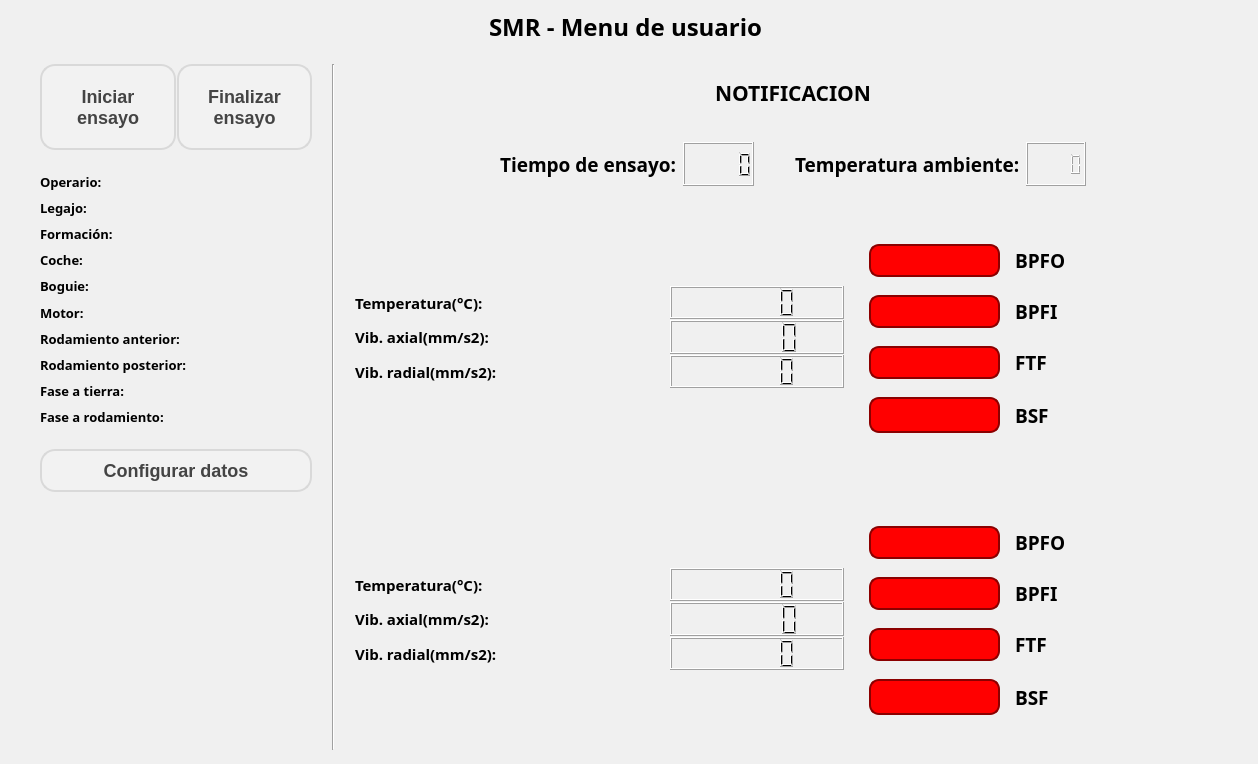
Before: the Qt Designer form app_smr/Qt/win_user.ui in nvargas24/Sistema_medicion_de_rodamientos-SMR, drawn with Qt 5.
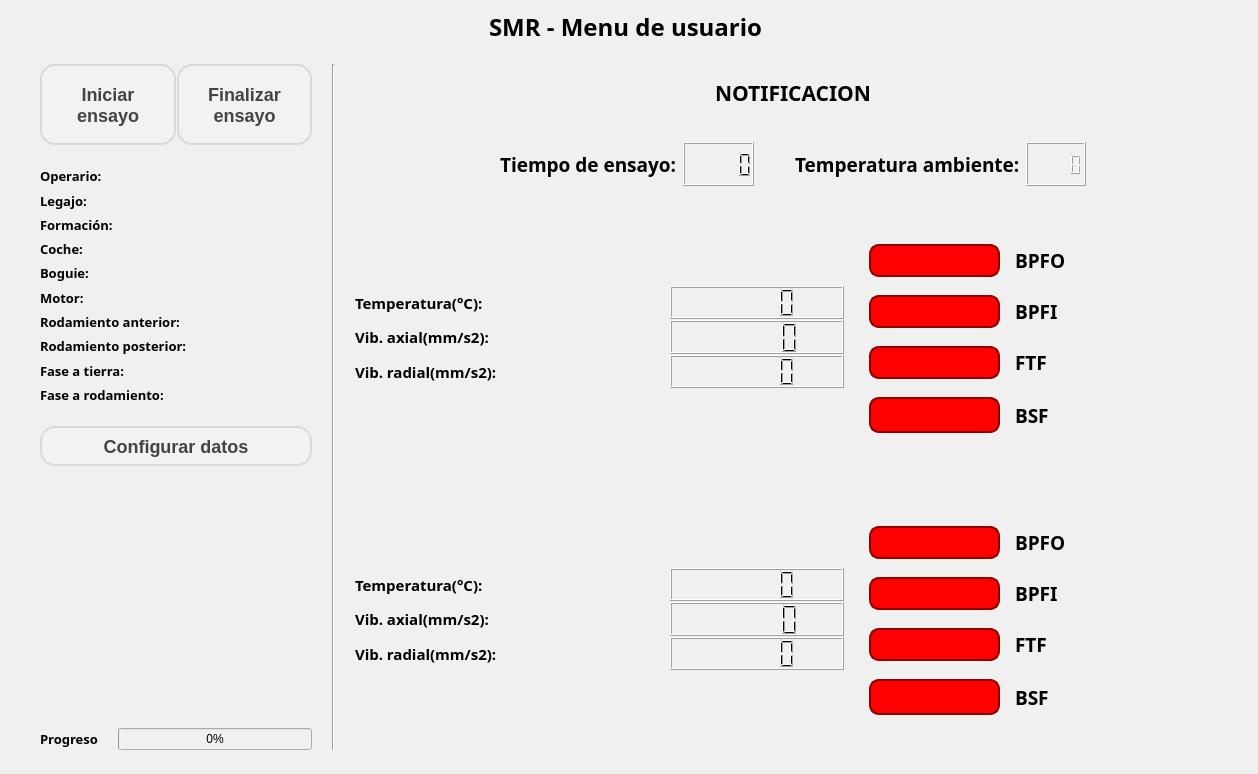
After: the same form once the commit is applied.

Diff of the .ui file:
```diff
--- a/app_smr/Qt/win_user.ui
+++ b/app_smr/Qt/win_user.ui
@@ -7,7 +7,7 @@
     <x>0</x>
     <y>0</y>
     <width>1258</width>
-    <height>764</height>
+    <height>774</height>
    </rect>
   </property>
   <property name="sizePolicy">
@@ -62,7 +62,7 @@
      <item>
       <layout class="QHBoxLayout" name="horizontalLayout_11" stretch="1,0,3">
        <item>
-        <layout class="QVBoxLayout" name="verticalLayout_7" stretch="2,6,1,6">
+        <layout class="QVBoxLayout" name="verticalLayout_7" stretch="2,6,1,6,0">
          <property name="leftMargin">
           <number>20</number>
          </property>
@@ -565,6 +565,38 @@
            </property>
           </spacer>
          </item>
+         <item>
+          <layout class="QHBoxLayout" name="horizontalLayout_12">
+           <item>
+            <widget class="QLabel" name="label_2">
+             <property name="font">
+              <font>
+               <family>Segoe UI Semibold</family>
+               <pointsize>10</pointsize>
+               <weight>75</weight>
+               <bold>true</bold>
+              </font>
+             </property>
+             <property name="text">
+              <string>Progreso</string>
+             </property>
+            </widget>
+           </item>
+           <item>
+            <widget class="QProgressBar" name="progress_bar">
+             <property name="sizeIncrement">
+              <size>
+               <width>0</width>
+               <height>1</height>
+              </size>
+             </property>
+             <property name="value">
+              <number>0</number>
+             </property>
+            </widget>
+           </item>
+          </layout>
+         </item>
         </layout>
        </item>
        <item>
```
